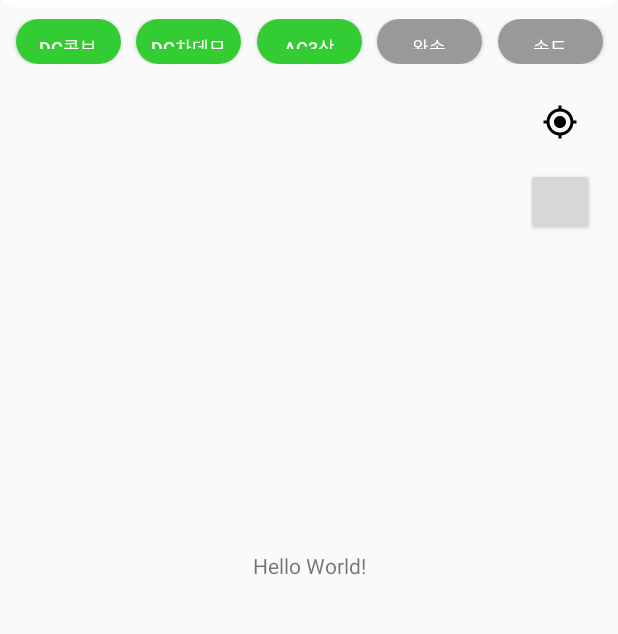
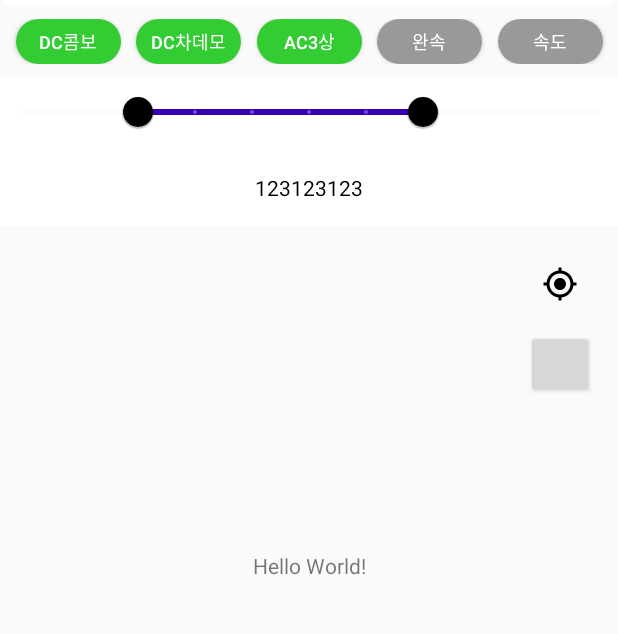
Before and after one commit to f-lab-edu/electric-car-charge-info, an Android app: the screen it shows after launch (MainActivity), on a phone screen of 412 x 824 dp, the part 53-687 px from its top. Run offline under Robolectric (Android 15) with nearby library versions, the phone set to English and light mode, and no system bars; our stand-ins replace data binding; 6 statements that could not run were skipped.

Commit message:
[#6] Binding adapter적용, 글자 깨짐 수정

```diff
--- a/app/src/main/java/com/example/ecarchargeinfo/view/main/MainActivity.kt
+++ b/app/src/main/java/com/example/ecarchargeinfo/view/main/MainActivity.kt
@@ -6,7 +6,6 @@ import android.content.pm.PackageManager
 import android.location.Location
 import android.location.LocationManager
 import android.os.Bundle
-import android.widget.Button
 import android.widget.Toast
 import androidx.appcompat.app.AppCompatActivity
 import androidx.core.app.ActivityCompat
@@ -21,6 +20,8 @@ import com.google.android.gms.maps.OnMapReadyCallback
 import com.google.android.gms.maps.SupportMapFragment
 import com.google.android.gms.maps.model.LatLng
 import com.google.android.gms.maps.model.MarkerOptions
+import com.google.android.material.slider.RangeSlider
+
 
 class MainActivity : AppCompatActivity(), OnMapReadyCallback {
     private lateinit var binding: ActivityMainBinding
@@ -28,6 +29,7 @@ class MainActivity : AppCompatActivity(), OnMapReadyCallback {
     private lateinit var locationManager: LocationManager
     private lateinit var viewModel: MainViewModel
     private var userLocation: Location? = null
+    private lateinit var mapFragment: SupportMapFragment
     private var REQUEST_PERMISSION = arrayOf(
         Manifest.permission.ACCESS_FINE_LOCATION,
         Manifest.permission.ACCESS_COARSE_LOCATION
@@ -36,52 +38,36 @@ class MainActivity : AppCompatActivity(), OnMapReadyCallback {
 
     override fun onCreate(savedInstanceState: Bundle?) {
         super.onCreate(savedInstanceState)
-
-        /*binding = ActivityMainBinding.inflate(layoutInflater)
-        setContentView(binding.root)*/
         binding = DataBindingUtil.setContentView(this, R.layout.activity_main)
         viewModel = ViewModelProvider(this).get(MainViewModel::class.java)
         binding.vm = viewModel
         binding.lifecycleOwner = this
-
         checkPermission()
         getLocation()
-        val mapFragment = supportFragmentManager.findFragmentById(R.id.map) as SupportMapFragment
+
+        mapFragment = supportFragmentManager.findFragmentById(R.id.map) as SupportMapFragment
         mapFragment.getMapAsync(this)
-
-
 
         binding.btn1.setOnClickListener {
             getLocation()
             mapFragment.getMapAsync(this)
         }
-        /*
-        binding.btnCombo.setOnClickListener {
-            dcCombo = changeButton(dcCombo, binding.btnCombo)
+
+        binding.sliderChargeSpeed.addOnSliderTouchListener(object : RangeSlider.OnSliderTouchListener{
+            override fun onStartTrackingTouch(slider: RangeSlider) {
+                binding.tvSlider.text = slider.values.toString()
+            }
+
+            override fun onStopTrackingTouch(slider: RangeSlider) {
+                binding.tvSlider.text = slider.values.toString()
+            }
+
+        })
+        binding.sliderChargeSpeed.addOnChangeListener{ slider, value, fromUser ->
+            val values = slider.values
+
         }
-        binding.btnDemo.setOnClickListener {
-            dcDemo = changeButton(dcDemo, binding.btnDemo)
-        }
-        binding.btnAc.setOnClickListener {
-            ac = changeButton(ac, binding.btnAc)
-        }
-        binding.btnSlow.setOnClickListener {
-            slow = changeButton(slow, binding.btnSlow)
-        }
-        binding.btnSpeed.setOnClickListener {
-            if (speed)  {
-                speed = !speed
-                binding.laySpeed.visibility = View.VISIBLE
-                binding.btnSpeed.setBackgroundResource(R.drawable.custom_button_true)
-            }   else {
-                speed = !speed
-                binding.laySpeed.visibility = View.GONE
-                binding.btnSpeed.setBackgroundResource(R.drawable.custom_button_false)
-            }
-        }*/
-
     }
-
 
     private fun getLocation() {
         locationManager = getSystemService(Context.LOCATION_SERVICE) as LocationManager
@@ -147,11 +133,13 @@ class MainActivity : AppCompatActivity(), OnMapReadyCallback {
     }
 
     override fun onMapReady(p0: GoogleMap) {
-        if (userLocation != null) {
-            mMap = p0
-            val nowLocation = LatLng(userLocation!!.latitude, userLocation!!.longitude)
-            mMap.addMarker(MarkerOptions().position(nowLocation).title("현 위치"))
-            mMap.animateCamera(CameraUpdateFactory.newLatLngZoom(nowLocation, 15f))
+        if (p0 == null) {
+            if (userLocation != null) {
+                mMap = p0
+                val nowLocation = LatLng(userLocation!!.latitude, userLocation!!.longitude)
+                mMap.addMarker(MarkerOptions().position(nowLocation!!).title("현 위치"))
+                mMap.animateCamera(CameraUpdateFactory.newLatLngZoom(nowLocation!!, 15f))
+            }
         }
     }
 }
--- a/app/src/main/java/com/example/ecarchargeinfo/view/main/MainViewModel.kt
+++ b/app/src/main/java/com/example/ecarchargeinfo/view/main/MainViewModel.kt
@@ -3,6 +3,8 @@ package com.example.ecarchargeinfo.view.main
 import androidx.lifecycle.LiveData
 import androidx.lifecycle.MutableLiveData
 import androidx.lifecycle.ViewModel
+import kotlinx.coroutines.flow.Flow
+import kotlinx.coroutines.flow.flow
 
 class MainViewModel : ViewModel() {
     val model = MaInModel()
@@ -12,19 +14,31 @@ class MainViewModel : ViewModel() {
     private var _slow = MutableLiveData<Boolean>(false)
     private var _speed = MutableLiveData<Boolean>(false)
 
-    val combo : LiveData<Boolean> = _combo
-    val demo : LiveData<Boolean> = _demo
-    val ac : LiveData<Boolean> = _ac
-    val slow : LiveData<Boolean> = _slow
-    val speed : LiveData<Boolean> = _speed
+    val combo: LiveData<Boolean>
+        get() = _combo
+    val demo: LiveData<Boolean>
+        get() = _demo
+    val ac: LiveData<Boolean>
+        get() = _ac
+    val slow: LiveData<Boolean>
+        get() = _slow
+    val speed: LiveData<Boolean>
+        get() = _speed
 
+init {
+    getType("combo")
+    getType("demo")
+    getType("ac")
+    getType("slow")
+    getType("speed")
+}
 
-    fun changeComboState()  {
+    fun changeComboState() {
         model.changeTypeState("combo")
         getType("combo")
     }
 
-    fun changeDemoState()   {
+    fun changeDemoState() {
         model.changeTypeState("demo")
         getType("demo")
     }
@@ -34,12 +48,12 @@ class MainViewModel : ViewModel() {
         getType("ac")
     }
 
-    fun changeSlowState()   {
+    fun changeSlowState() {
         model.changeTypeState("slow")
         getType("slow")
     }
 
-    fun changeSpeedState()  {
+    fun changeSpeedState() {
         model.changeTypeState("speed")
         getType("speed")
     }
--- a/app/src/main/res/layout/activity_main.xml
+++ b/app/src/main/res/layout/activity_main.xml
@@ -4,17 +4,15 @@
     xmlns:tools="http://schemas.android.com/tools">
 
     <data>
-        <import type="android.view.View"/>
-
         <variable
             name="vm"
             type="com.example.ecarchargeinfo.view.main.MainViewModel" />
     </data>
 
-
     <androidx.constraintlayout.widget.ConstraintLayout
         android:layout_width="match_parent"
         android:layout_height="match_parent"
+        android:id="@+id/lay_main"
         tools:context=".view.main.MainActivity">
 
         <TextView
@@ -68,25 +66,26 @@
 
                     <Button
                         android:id="@+id/btn_combo"
+                        background="@{vm.combo}"
                         android:layout_width="70dp"
                         android:layout_height="match_parent"
-                        android:background="@{vm.combo == true? @drawable/custom_button_true : @drawable/custom_button_false}"
+                        android:background="@drawable/custom_button_true"
+                        android:lineSpacingExtra="2dp"
+                        android:onClick="@{() -> vm.changeComboState()}"
                         android:text="@string/combo"
-                        android:onClick="@{() -> vm.changeComboState()}"
                         android:textColor="@color/white"
                         android:textSize="@dimen/main_btn_text"
                         app:layout_constraintEnd_toStartOf="@id/btn_demo"
-                        app:layout_constraintStart_toStartOf="parent"
-
-                        />
+                        app:layout_constraintStart_toStartOf="parent" />
 
                     <Button
                         android:id="@+id/btn_demo"
+                        background="@{vm.demo}"
                         android:layout_width="70dp"
                         android:layout_height="match_parent"
-                        android:background="@{vm.demo == true? @drawable/custom_button_true : @drawable/custom_button_false}"
+                        android:background="@drawable/custom_button_true"
+                        android:onClick="@{() -> vm.changeDemoState()}"
                         android:text="@string/demo"
-                        android:onClick="@{() -> vm.changeDemoState()}"
                         android:textColor="@color/white"
                         android:textSize="@dimen/main_btn_text"
                         app:layout_constraintEnd_toStartOf="@id/btn_ac"
@@ -96,9 +95,10 @@
 
                     <Button
                         android:id="@+id/btn_ac"
+                        background="@{vm.ac}"
                         android:layout_width="70dp"
                         android:layout_height="match_parent"
-                        android:background="@{vm.ac == true? @drawable/custom_button_true : @drawable/custom_button_false}"
+                        android:background="@drawable/custom_button_true"
                         android:onClick="@{() -> vm.changeAcState()}"
                         android:text="@string/ac"
                         android:textColor="@color/white"
@@ -107,13 +107,15 @@
                         app:layout_constraintStart_toEndOf="@id/btn_demo"
 
                         />
+                    <!--android:background="@{vm.slow == true? @drawable/custom_button_true : @drawable/custom_button_false}"-->
 
                     <Button
                         android:id="@+id/btn_slow"
+                        background="@{vm.slow}"
                         android:layout_width="70dp"
                         android:layout_height="match_parent"
+                        android:background="@drawable/custom_button_false"
                         android:onClick="@{() -> vm.changeSlowState()}"
-                        android:background="@{vm.slow == true? @drawable/custom_button_true : @drawable/custom_button_false}"
                         android:text="@string/slow"
                         android:textColor="@color/white"
                         android:textSize="@dimen/main_btn_text"
@@ -122,11 +124,12 @@
 
                     <Button
                         android:id="@+id/btn_speed"
+                        background="@{vm.speed}"
                         android:layout_width="70dp"
                         android:layout_height="match_parent"
-                        android:background="@{vm.speed == true? @drawable/custom_button_true : @drawable/custom_button_false}"
+                        android:background="@drawable/custom_button_false"
+                        android:onClick="@{() -> vm.changeSpeedState()}"
                         android:text="@string/charge_speed"
-                        android:onClick="@{() -> vm.changeSpeedState()}"
                         android:textColor="@color/white"
                         android:textSize="@dimen/main_btn_text"
                         app:layout_constraintEnd_toEndOf="parent"
@@ -134,17 +137,41 @@
 
                 </androidx.constraintlayout.widget.ConstraintLayout>
 
-                <LinearLayout
+                <androidx.constraintlayout.widget.ConstraintLayout
                     android:id="@+id/lay_speed"
+                    visible="@{vm.speed}"
                     android:layout_width="match_parent"
-                    android:layout_height="70dp"
+                    android:layout_height="100dp"
                     android:layout_marginTop="8dp"
-                    android:background="@color/white"
-                    android:orientation="vertical"
-                    android:visibility="@{vm.speed==true ? View.VISIBLE : View.GONE}">
+                    android:background="@color/white">
 
+                    <com.google.android.material.slider.RangeSlider
+                        android:id="@+id/slider_charge_speed"
+                        style="@style/RangeSliderStyle"
+                        android:layout_width="match_parent"
+                        android:layout_height="wrap_content"
+                        android:stepSize="10.0"
+                        android:valueFrom="0.0"
+                        android:valueTo="100.0"
+                        app:layout_constraintEnd_toEndOf="parent"
+                        app:layout_constraintStart_toStartOf="parent"
+                        app:layout_constraintTop_toTopOf="parent"
+                        app:values="@array/charge_speed" />
 
-                </LinearLayout>
+                    <TextView
+                        android:id="@+id/tv_slider"
+                        android:layout_width="match_parent"
+                        android:layout_height="wrap_content"
+                        android:gravity="center"
+                        android:text="123123123"
+                        android:textColor="@color/black"
+                        android:textSize="14sp"
+                        app:layout_constraintBottom_toBottomOf="parent"
+                        app:layout_constraintEnd_toEndOf="parent"
+                        app:layout_constraintStart_toStartOf="parent"
+                        app:layout_constraintTop_toBottomOf="@id/slider_charge_speed" />
+
+                </androidx.constraintlayout.widget.ConstraintLayout>
 
             </LinearLayout>
 
@@ -157,8 +184,8 @@
             android:layout_height="45dp"
             android:layout_marginTop="16dp"
             android:layout_marginEnd="16dp"
+            android:background="@android:color/transparent"
             android:src="@drawable/ic_baseline_my_location_24"
-            android:background="@android:color/transparent"
             app:layout_constraintEnd_toEndOf="parent"
             app:layout_constraintTop_toBottomOf="@id/lay_1" />
 
--- /dev/null
+++ b/app/src/main/res/values/array.xml
@@ -0,0 +1,7 @@
+<?xml version="1.0" encoding="utf-8"?>
+<resources>
+    <array name="charge_speed">
+        <item>20.0</item>
+        <item>70.0</item>
+    </array>
+</resources>
--- a/app/src/main/res/values/strings.xml
+++ b/app/src/main/res/values/strings.xml
@@ -1,5 +1,6 @@
 <resources>
     <string name="app_name">ECarChargeInfo</string>
+    <string name="google_map_key">AIzaSyD7-BtLpCHb8dvqUVEqb07oTcS6gbcnWmA</string>
 
 
     <string name="search">"     충전소 검색"</string>
--- /dev/null
+++ b/app/src/main/res/values/style.xml
@@ -0,0 +1,16 @@
+<?xml version="1.0" encoding="utf-8"?>
+<resources>
+    <style name="RangeSliderStyle" parent="Widget.MaterialComponents.Slider">
+        <item name="thumbColor">@color/black</item>
+        <item name="trackColorActive">@color/purple_700</item>
+        <item name="haloColor">@color/purple_200</item>
+        <item name="materialThemeOverlay">@style/ThemeOverlay.Slider</item>
+    </style>
+
+    <style name="ThemeOverlay.Slider" parent="">
+        <item name="colorOnPrimary">@color/purple_200</item>
+        <item name="colorOnBackground">@color/purple_500</item>
+        <item name="colorSurface">@color/purple_700</item>
+    </style>
+
+</resources>
```
Also changed, not shown: app/build.gradle (+5 -7 lines), app/src/main/AndroidManifest.xml (+10 -4 lines), app/src/main/java/com/example/ecarchargeinfo/binding/TestBindingAdapter.kt (added, +25 -0 lines).
